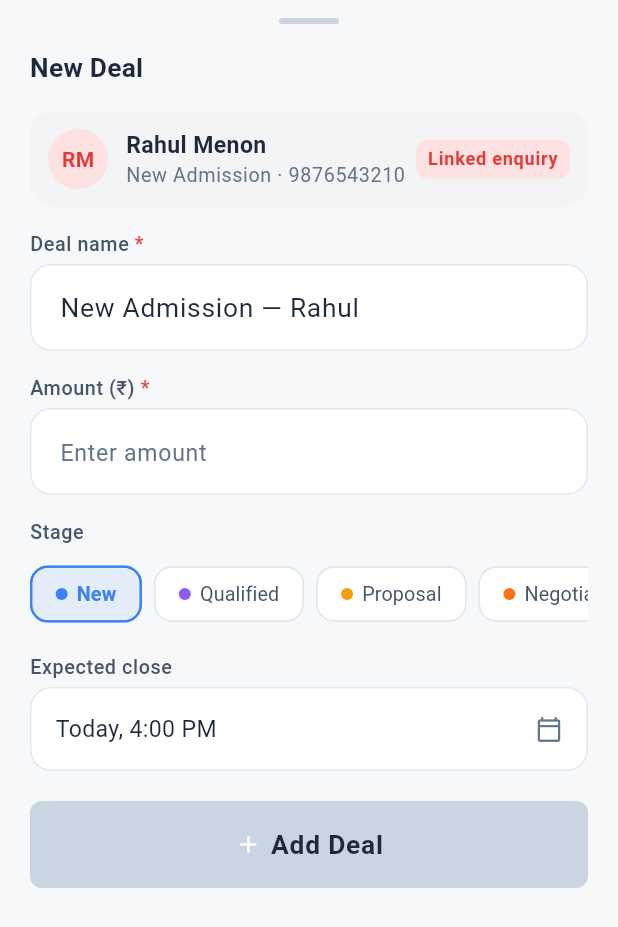
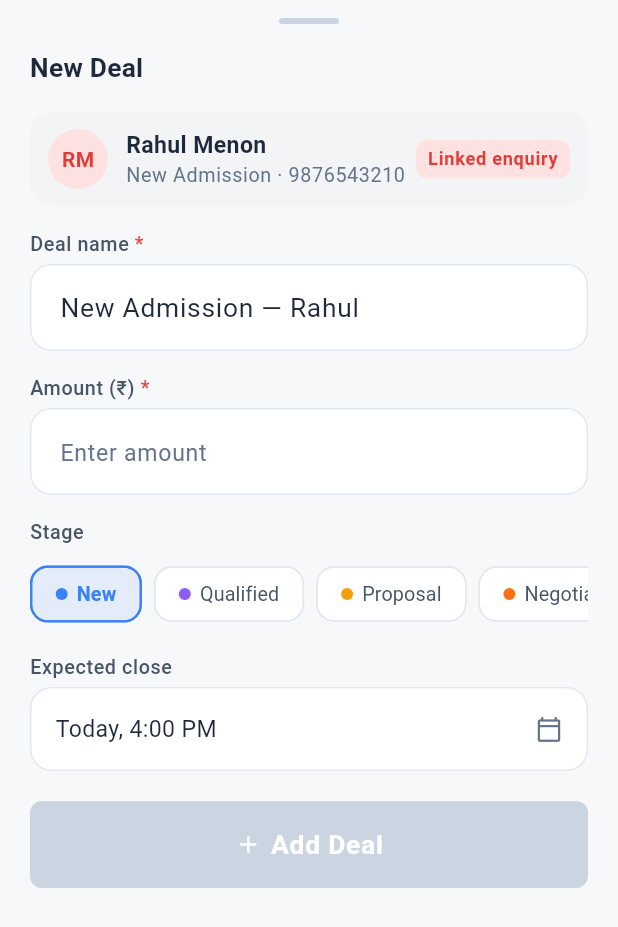
Before and after one commit to Adist-Branding-C/crm_agent_app, a Flutter app: the AddDealBottomSheetBody widget shown alone on an empty page, opened directly with sample values from the repository, on a phone screen of 412 x 824 dp. Shown: the top 927 px of the screen. Run offline on Flutter 3.47's test engine with Material 3 defaults, Android fonts, the phone set to English and light mode, and no system bars; our stand-ins replace dio, equatable, flutter_bloc, font_awesome_flutter, formz, go_router and 2 more; accounts and stored records are empty.

Commit message:
feat(deals): implement Add Deal flow from Enquiry Details screen

```diff
--- a/lib/app_bloc_providers.dart
+++ b/lib/app_bloc_providers.dart
@@ -2,6 +2,7 @@ import 'package:flutter_bloc/flutter_bloc.dart';
 import 'bloc/account/account_bloc.dart';
 import 'bloc/attendance/attendance_bloc.dart';
 import 'bloc/call_log/call_log_bloc.dart';
+import 'bloc/deals/deals_bloc.dart';
 import 'bloc/notifications/notifications_bloc.dart';
 import 'utils/phone_dialer_service.dart';
 
@@ -29,5 +30,9 @@ List<BlocProvider> buildBlocProviders() {
           NotificationsBloc(notificationsRepository: c.read())
             ..add(const LoadNotifications()),
     ),
+    BlocProvider<DealsBloc>(
+      create: (c) =>
+          DealsBloc(dealsRepository: c.read())..add(const LoadDeals()),
+    ),
   ];
 }
--- a/lib/screens/deals/deals_screen.dart
+++ b/lib/screens/deals/deals_screen.dart
@@ -13,10 +13,7 @@ class DealsScreen extends StatelessWidget {
 
   @override
   Widget build(BuildContext context) {
-    return BlocProvider(
-      create: (_) =>
-          DealsBloc(dealsRepository: context.read())..add(const LoadDeals()),
-      child: ChangeNotifierProvider(
+    return ChangeNotifierProvider(
       create: (_) => DealsViewNotifier(0),
       child: PageScaffold(
         padding: EdgeInsets.zero,
@@ -28,7 +25,6 @@ class DealsScreen extends StatelessWidget {
           ],
         ),
       ),
-      ),
     );
   }
 }
--- a/lib/screens/enquiry_details/widgets/add_deal_submit_button.dart
+++ b/lib/screens/enquiry_details/widgets/add_deal_submit_button.dart
@@ -38,13 +38,14 @@ class AddDealSubmitButton extends StatelessWidget {
           : Row(
               mainAxisAlignment: MainAxisAlignment.center,
               children: [
-                const Icon(Icons.add, size: 18),
+                const Icon(Icons.add, size: 18, color: Colors.white),
                 SizedBox(width: AppSpacing.xs2),
                 Text(
                   'Add Deal',
-                  style: Theme.of(
-                    context,
-                  ).textTheme.bodyLarge?.copyWith(fontWeight: FontWeight.bold),
+                  style: Theme.of(context).textTheme.bodyLarge?.copyWith(
+                    color: Colors.white,
+                    fontWeight: FontWeight.bold,
+                  ),
                 ),
               ],
             ),
```
Also changed, not shown: lib/screens/enquiry_details/widgets/add_deal_bottom_sheet_body.dart (+2 -5 lines), lib/screens/enquiry_details/widgets/fab_actions.dart (+9 -29 lines), 2 other files. Lines whose indentation alone changed are shown as unchanged.
